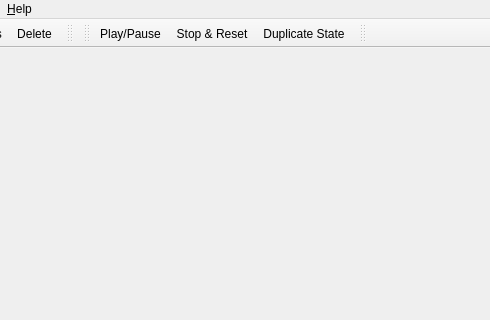
heinermann/ChkForge, file ChkForge/mainwindow.ui: the form before one commit; both pictures show x 355 to 845 and y 0 to 320 of the 1063 by 864 pixel window.
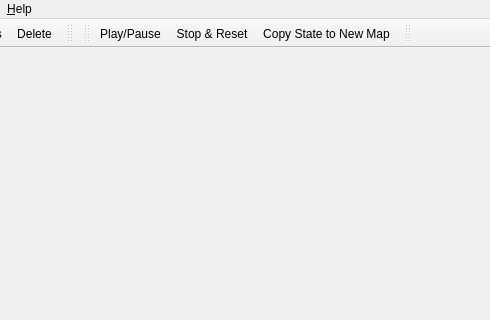
The form after the commit. Icons and pictures are not drawn.

Diff of the .ui file:
```diff
--- a/ChkForge/mainwindow.ui
+++ b/ChkForge/mainwindow.ui
@@ -854,7 +854,7 @@
      <normaloff>:/themes/oxygen-icons-png/oxygen/16x16/actions/window-duplicate.png</normaloff>:/themes/oxygen-icons-png/oxygen/16x16/actions/window-duplicate.png</iconset>
    </property>
    <property name="text">
-    <string>Duplicate State</string>
+    <string>Copy State to New Map</string>
    </property>
    <property name="toolTip">
     <string>Copy the current state to a new map</string>
```
Left out of the diff: 2 changed lines with no effect on the pictures.
